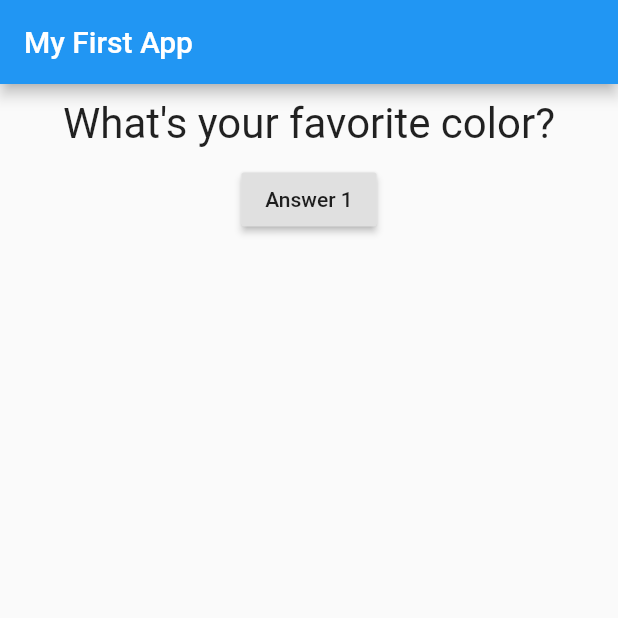
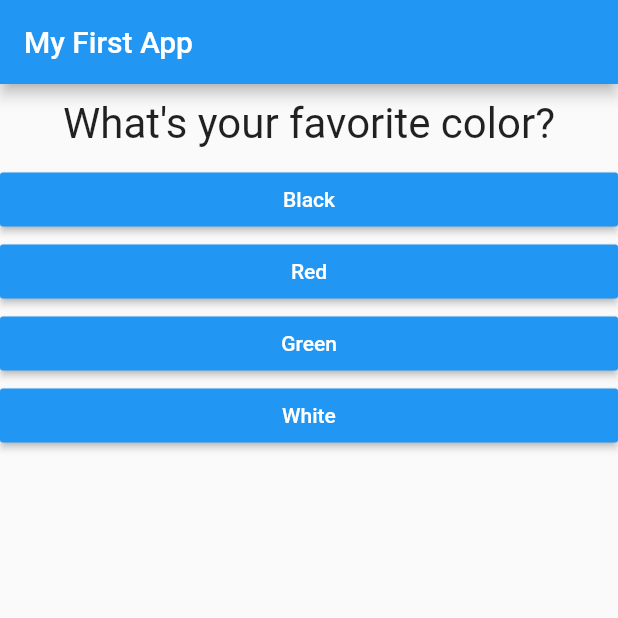
Before and after one commit to Qodify/flutter_app, a Flutter app: the screen it shows after launch, on a phone screen of 412 x 824 dp, the top half of it. Run offline on Flutter 3.47's test engine with Material 2 defaults, Android fonts, the phone set to English and light mode, and no system bars.

Commit message:
smoll app finished

```diff
--- /dev/null
+++ b/lib/answer.dart
@@ -0,0 +1,21 @@
+import 'package:flutter/material.dart';
+
+class Answer extends StatelessWidget {
+  final Function selectHandler;
+  final String answerText;
+
+  Answer(this.selectHandler, this.answerText);
+
+
+  @override
+  Widget build(BuildContext context) {
+    return Container(
+      width: double.infinity,
+      child: RaisedButton(
+        child: Text(answerText),
+        color: Colors.blue,
+        textColor: Colors.white,
+      onPressed: this.selectHandler,),
+    );
+  }
+}
--- a/lib/main.dart
+++ b/lib/main.dart
@@ -1,6 +1,7 @@
 import 'package:flutter/material.dart';
 
 import './question.dart';
+import './answer.dart';
 
 void main() => runApp(MyApp());
 
@@ -12,21 +13,30 @@ class MyApp extends StatefulWidget {
 class _MyAppState extends State<MyApp> {
   var _questionIndex = 0; //properties
 
-    void _answerQuestion() {
-      setState(() {
-        _questionIndex = _questionIndex + 1;
-      });
-    }
+  void _answerQuestion() {
+    setState(() {
+      _questionIndex = _questionIndex + 1;
+    });
+  }
 
   var questions = [
-    "What's your favorite color?",
-    "What's your favorite animal?"
+    {
+      'questionText': "What's your favorite color?",
+      'answers': ['Black', 'Red', 'Green', 'White'],
+    },
+    {
+      'questionText': "What's your favorite animal?",
+      'answers': ['Rabbit', 'Snake', 'Elephant', 'Lion'],
+    },
+    {
+      'questionText': "Who's yout favorite instructor",
+      'answers': ['Max', 'Max', 'Max', 'Max'],
+    },
   ];
 
   @override //decorator provided by dart, deliberately overriding build method from StatelessWidget
   Widget build(BuildContext context) {
     //flutters job to provide context for you
-
 
     return MaterialApp(
       home: Scaffold(
@@ -35,26 +45,13 @@ class _MyAppState extends State<MyApp> {
         ),
         body: Column(
           children: <Widget>[
-            Question(questions[_questionIndex]),
-            // Text(questions[_questionIndex]),
-            RaisedButton(
-              child: Text('Answer 1'),
-              onPressed: _answerQuestion,
+            Question(
+              questions[_questionIndex]['questionText'],
             ),
-            // RaisedButton(
-            //   child: Text('Answer 2'),
-            //   onPressed: () => answerQuestion(),
-            // ),
-            // RaisedButton(
-            //     child: Text('Answer 3'),
-            //     onPressed: () {
-            //       //do some stuff...
-            //       print("Answer 3 Chosen");
-            //     }),
-            // RaisedButton(
-            //   child: Text('Answer 4'),
-            //   onPressed: () => print("Answer 4 Chosen"),
-            // ),
+            ...(questions[_questionIndex]['answers'] as List<String>)
+                .map((answer) {
+              return Answer(_answerQuestion, answer);
+            }).toList(),
           ],
         ),
       ),
```
Also changed, not shown: 1 other file.
